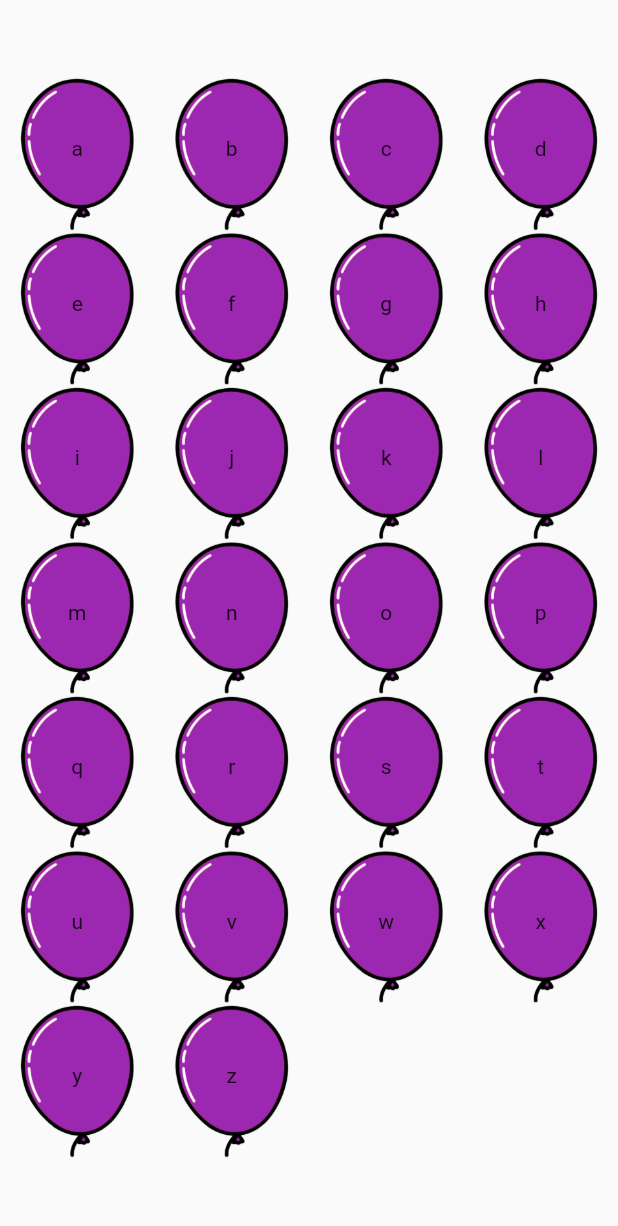
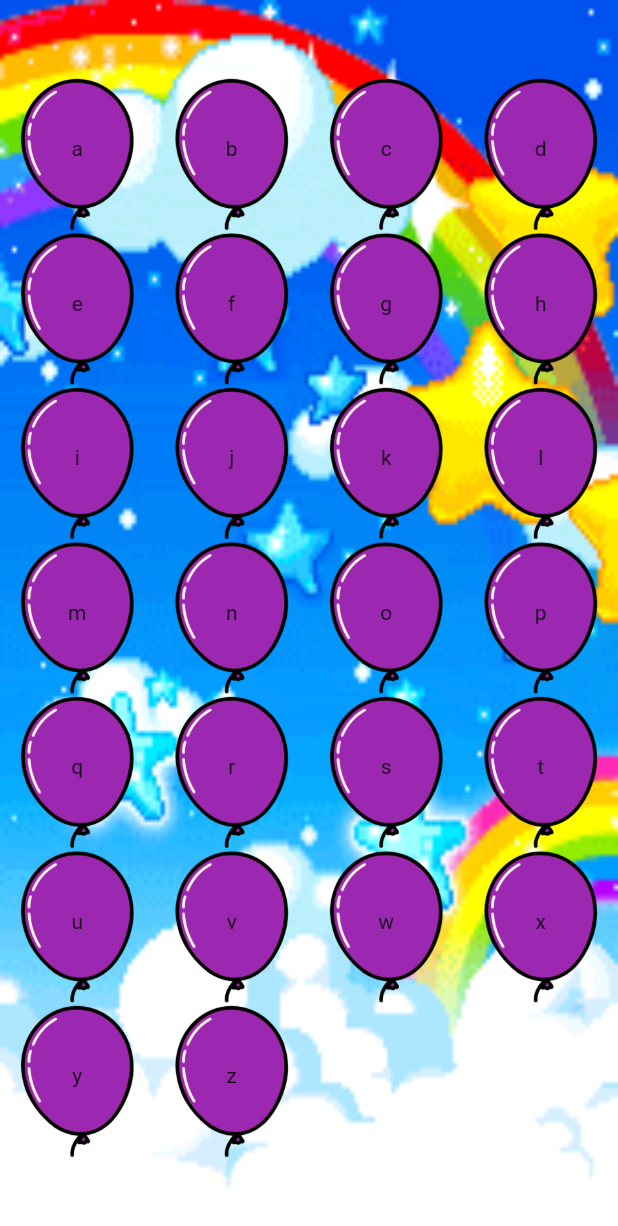
Before and after one commit to gifhary/alfabet, a Flutter app: the AlphabetScreen screen opened directly, on a phone screen of 412 x 824 dp. Shown: the top 1226 px of the screen. Run offline on Flutter 3.47's test engine with Material 2 defaults, Android fonts, the phone set to English and light mode, and no system bars; our stand-ins replace audioplayers.

Commit message:
added gif

```diff
--- a/lib/screen/alphabet_screen.dart
+++ b/lib/screen/alphabet_screen.dart
@@ -43,8 +43,15 @@ class _AlphabetScreenState extends State<AlphabetScreen> {
 
   @override
   Widget build(BuildContext context) {
-    return Scaffold(
-      body: Center(
+    return SafeArea(
+      child: Scaffold(
+        body: Stack(
+          children: [
+            Container(
+                height: MediaQuery.of(context).size.height,
+                child: Image.asset("assets/img/alphabet_background.gif",
+                    fit: BoxFit.fill)),
+            Center(
               child: GridView.builder(
                 shrinkWrap: true,
                 gridDelegate: SliverGridDelegateWithFixedCrossAxisCount(
@@ -86,6 +93,9 @@ class _AlphabetScreenState extends State<AlphabetScreen> {
                 },
               ),
             ),
+          ],
+        ),
+      ),
     );
   }
 }
```
Also changed, not shown: assets/img/alphabet_background.gif (added). Lines whose indentation alone changed are shown as unchanged.
